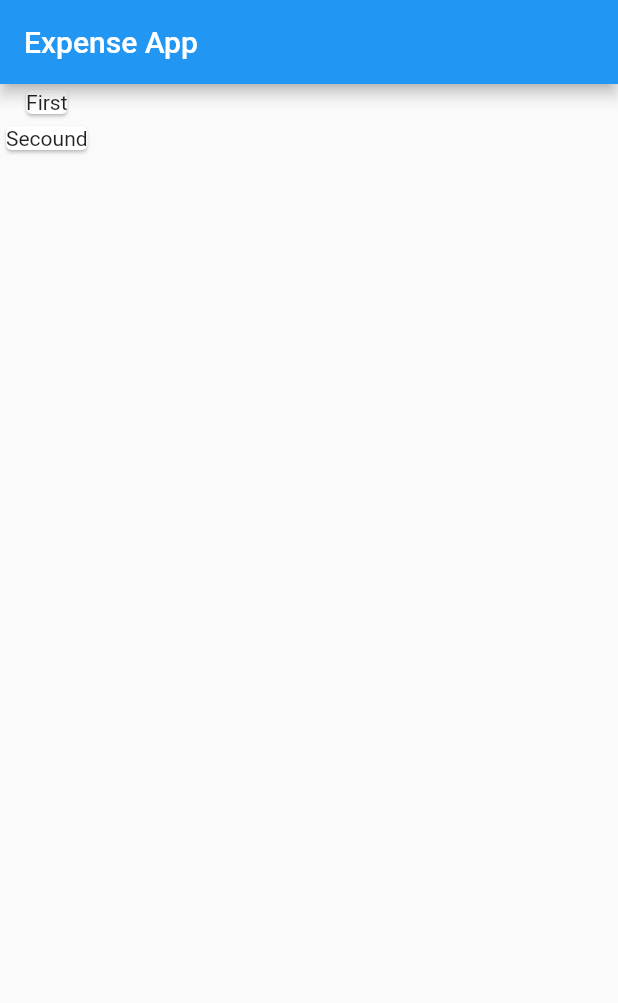
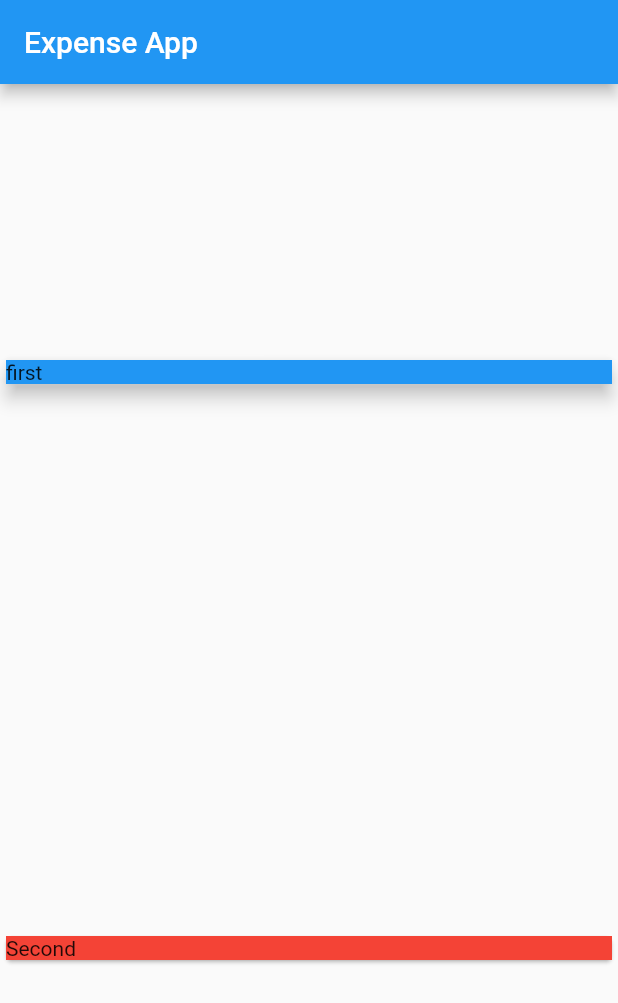
Before and after one commit to ashwath007/Expense-Doc-App, a Flutter app: the screen it shows after launch, on a phone screen of 412 x 824 dp. Shown: the top 1003 px of the screen. Run offline on Flutter 3.47's test engine with Material 2 defaults, Android fonts, the phone set to English and light mode, and no system bars.

Commit message:
Expense app widgets

```diff
--- a/lib/main.dart
+++ b/lib/main.dart
@@ -24,12 +24,22 @@ class MyHomePage extends StatelessWidget {
             title: Text("Expense App"),
           ),
           body: Column(
+            mainAxisAlignment: MainAxisAlignment.spaceAround,
+            crossAxisAlignment: CrossAxisAlignment.stretch,
             children: <Widget>[
               Card(
-                child: Text("First"),
+                child: Container(
+                  child: Text("first"),
+                  width: double.infinity,
+                  color: Colors.blue,
+                ),
+                elevation: 5,
               ),
               Card(
-                child: Text("Secound"),
+                child: Container(
+                  color: Colors.red,
+                  child: Text("Second"),
+                ),
               )
             ],
           )),
```
